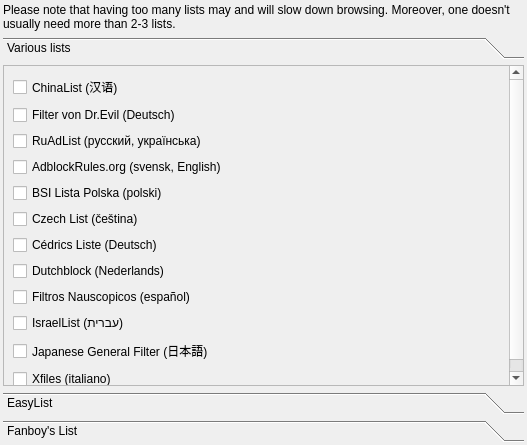
First picture: the form in src/plugins/poshuku/plugins/cleanweb/startupfirstpage.ui, repository 0xd34df00d/leechcraft, before the edit.
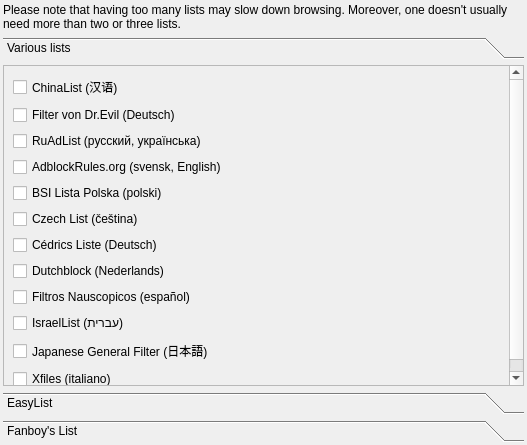
Second picture: the form after the edit.

Commit message: Poshuku CleanWeb: fixed a typo.

```diff
--- a/src/plugins/poshuku/plugins/cleanweb/startupfirstpage.ui
+++ b/src/plugins/poshuku/plugins/cleanweb/startupfirstpage.ui
@@ -26,7 +26,7 @@
    <item>
     <widget class="QLabel" name="label">
      <property name="text">
-      <string>Please note that having too many lists may and will slow down browsing. Moreover, one doesn't usually need more than 2-3 lists.</string>
+      <string>Please note that having too many lists may slow down browsing. Moreover, one doesn't usually need more than two or three lists.</string>
      </property>
      <property name="wordWrap">
       <bool>true</bool>
```
